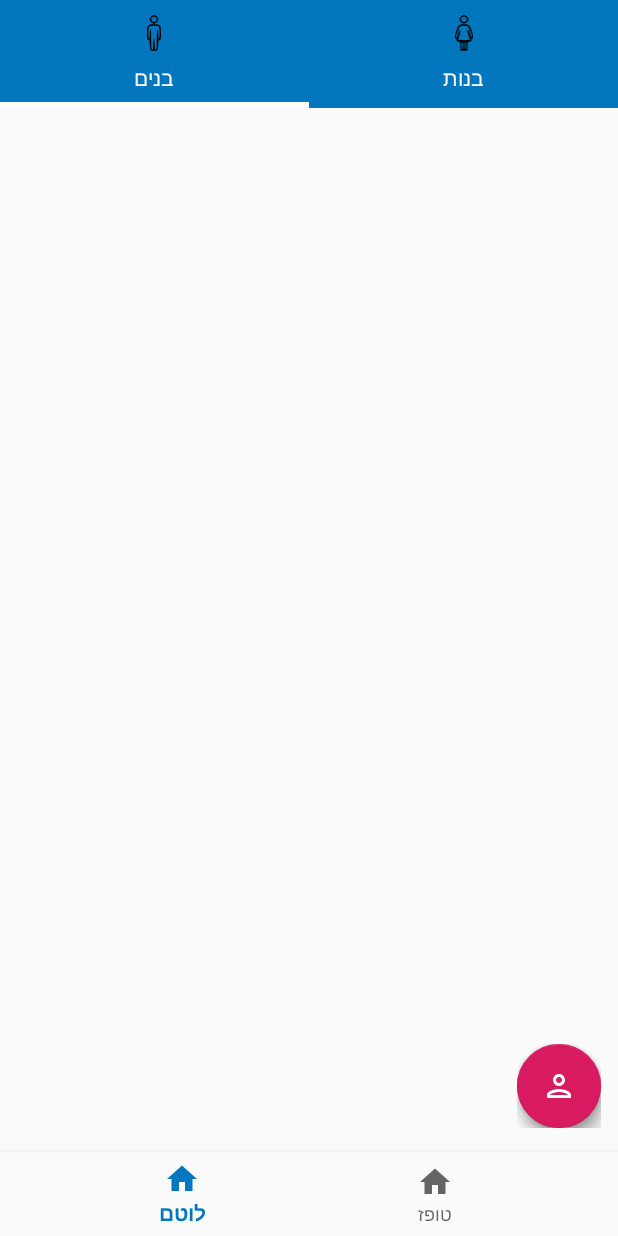
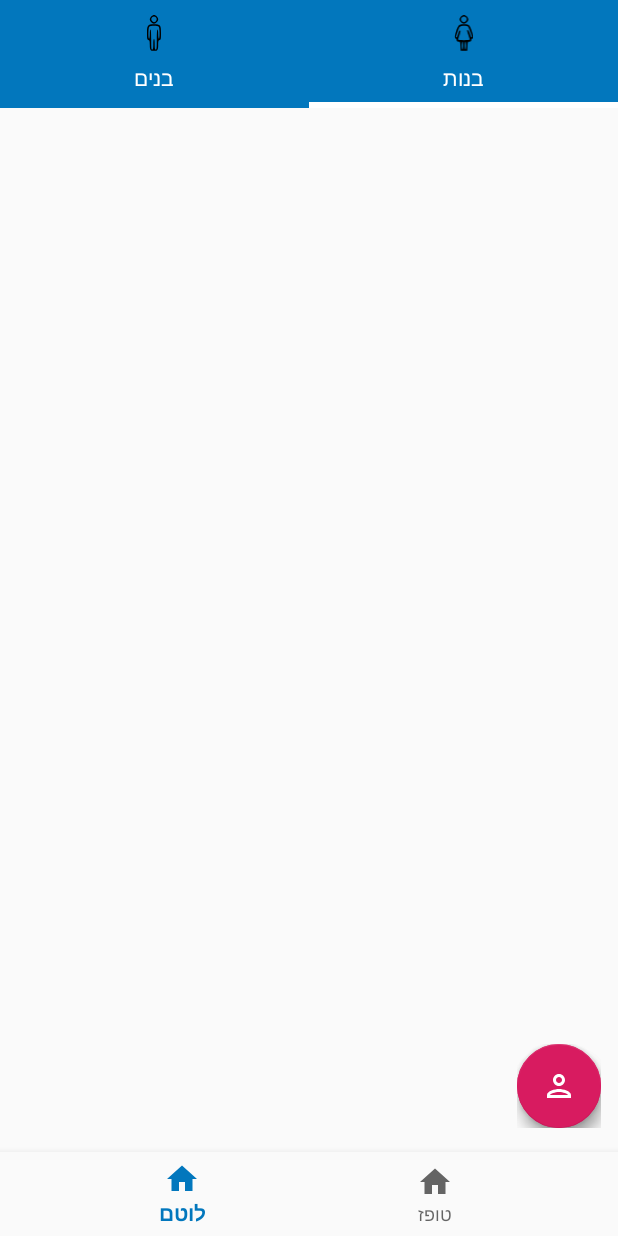
Before and after one commit to AmielRe/TLS, an Android app: the TopazFragment screen opened through its navigation route, tab 2 chosen, on a phone screen of 412 x 824 dp. Run offline under Robolectric (Android 15) with nearby library versions, the light colour scheme and no system bars; our stand-ins replace Firebase (no records; nobody signed in at launch, a user with empty details on screens opened directly), navigation-ui; libraries missing offline, so code that uses them is left out: com.github.clans.fab; plain views replace FloatingActionButton, FloatingActionMenu; 5 statements that could not run were skipped.

Commit message:
Fixed a bug cause by the tablayout and the viewpager overlaping and thus the tabs could not be clicked.

```diff
--- a/TLS/app/src/main/java/com/amiel/tls/ui/topaz/TopazFragment.java
+++ b/TLS/app/src/main/java/com/amiel/tls/ui/topaz/TopazFragment.java
@@ -1,50 +1,27 @@
 package com.amiel.tls.ui.topaz;
 
-import android.annotation.SuppressLint;
-import android.app.DatePickerDialog;
-import android.content.DialogInterface;
-import android.os.AsyncTask;
 import android.os.Bundle;
 import android.view.LayoutInflater;
 import android.view.View;
 import android.view.ViewGroup;
-import android.widget.DatePicker;
-import android.widget.ListView;
-import android.widget.RadioGroup;
 
 import androidx.annotation.NonNull;
-import androidx.appcompat.app.AlertDialog;
-import androidx.appcompat.widget.AppCompatSpinner;
-import androidx.core.widget.NestedScrollView;
 import androidx.fragment.app.Fragment;
 import androidx.viewpager.widget.ViewPager;
 
 import com.amiel.tls.R;
-import com.amiel.tls.RoomsListAdapter;
 import com.amiel.tls.TabAdapter;
-import com.amiel.tls.db.DBHandler;
-import com.amiel.tls.db.entities.Person;
 import com.amiel.tls.db.entities.Room;
-import com.amiel.tls.CustomRoomSpinnerAdapter;
-import com.github.clans.fab.FloatingActionButton;
-import com.github.clans.fab.FloatingActionMenu;
 import com.google.android.material.tabs.TabLayout;
-import com.google.android.material.textfield.TextInputEditText;
-import com.google.firebase.database.DatabaseError;
 
-import java.util.ArrayList;
-import java.util.Calendar;
 import java.util.HashMap;
 import java.util.Map;
-import java.util.Objects;
 
 public class TopazFragment extends Fragment {
 
     private TabAdapter TopazAdapter;
     private TabLayout TopazTabLayout;
     private ViewPager TopazViewPager;
-
-    private final Map<Integer, Room> availableRooms = new HashMap<>();
 
     private int[] tabIcons = {
             R.drawable.ic_boy,
--- a/TLS/app/src/main/res/layout/fragment_lotem.xml
+++ b/TLS/app/src/main/res/layout/fragment_lotem.xml
@@ -23,7 +23,8 @@
     <androidx.viewpager.widget.ViewPager
         android:id="@+id/viewPager_lotem"
         android:layout_width="match_parent"
-        android:layout_height="match_parent">
+        android:layout_height="match_parent"
+        android:layout_below="@+id/tabLayout_lotem">
     </androidx.viewpager.widget.ViewPager>
 
 </RelativeLayout>
--- a/TLS/app/src/main/res/layout/fragment_topaz.xml
+++ b/TLS/app/src/main/res/layout/fragment_topaz.xml
@@ -23,7 +23,8 @@
     <androidx.viewpager.widget.ViewPager
         android:id="@+id/viewPager_topaz"
         android:layout_width="match_parent"
-        android:layout_height="match_parent">
+        android:layout_height="match_parent"
+        android:layout_below="@id/tabLayout_topaz">
     </androidx.viewpager.widget.ViewPager>
 
 </RelativeLayout>
```
Also changed, not shown: TLS/app/src/main/java/com/amiel/tls/ui/lotem/LotemFragment.java (+0 -26 lines).
